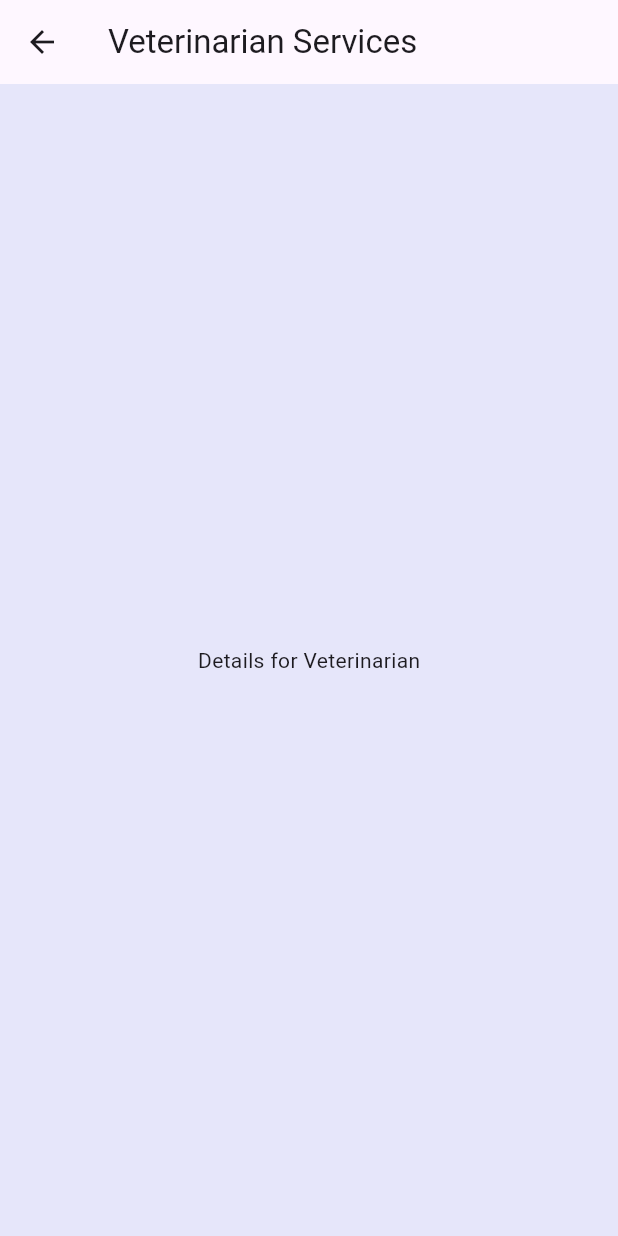
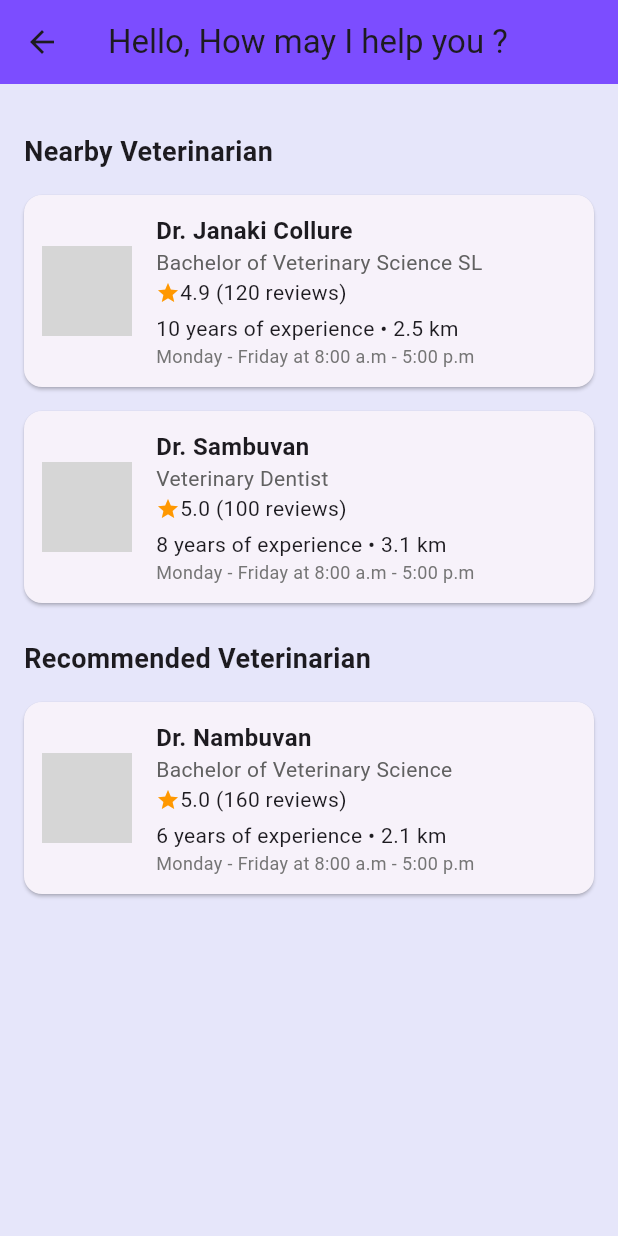
Before and after one commit to M-J-Christina213/scooby_app, a Flutter app: the VeterinarianPage screen opened directly, on a phone screen of 412 x 824 dp. Run offline on Flutter 3.47's test engine with Material 3 defaults, Android fonts, the phone set to English and light mode, and no system bars; our stand-ins replace image_picker, shared_preferences; accounts and stored records are empty; grey boxes are pictures that could not be loaded.

Commit message:
adding services

```diff
--- a/lib/services_page.dart
+++ b/lib/services_page.dart
@@ -1,4 +1,7 @@
 import 'package:flutter/material.dart';
+import 'veterinarian_page.dart';
+import 'grooming_page.dart';
+import 'pet_sitters_page.dart';
 
 class ServicesPage extends StatelessWidget {
   @override
@@ -114,35 +117,3 @@ class ServiceCard extends StatelessWidget {
     );
   }
 }
-
-// --------------------- Placeholder Pages ---------------------
-
-class VeterinarianPage extends StatelessWidget {
-  @override
-  Widget build(BuildContext context) {
-    return Scaffold(
-      appBar: AppBar(title: Text('Veterinarian Services')),
-      body: Center(child: Text('Details for Veterinarian')),
-    );
-  }
-}
-
-class GroomingPage extends StatelessWidget {
-  @override
-  Widget build(BuildContext context) {
-    return Scaffold(
-      appBar: AppBar(title: Text('Grooming Services')),
-      body: Center(child: Text('Details for Grooming')),
-    );
-  }
-}
-
-class PetSittersPage extends StatelessWidget {
-  @override
-  Widget build(BuildContext context) {
-    return Scaffold(
-      appBar: AppBar(title: Text('Pet Sitters Services')),
-      body: Center(child: Text('Details for Pet Sitters')),
-    );
-  }
-}
--- /dev/null
+++ b/lib/veterinarian_page.dart
@@ -0,0 +1,110 @@
+import 'package:flutter/material.dart';
+import 'veterinarian_detail_page.dart'; // Create this file for detail screen
+
+class VeterinarianPage extends StatelessWidget {
+  final List<Map<String, dynamic>> vets = [
+    {
+      'name': 'Dr. Janaki Collure',
+      'qualification': 'Bachelor of Veterinary Science SL',
+      'rating': 4.9,
+      'reviews': 120,
+      'distance': '2.5 km',
+      'experience': '10 years',
+      'schedule': 'Monday - Friday at 8:00 a.m - 5:00 p.m',
+      'image': 'assets/images/janaki.png', // Add your images here
+    },
+    {
+      'name': 'Dr. Sambuvan',
+      'qualification': 'Veterinary Dentist',
+      'rating': 5.0,
+      'reviews': 100,
+      'distance': '3.1 km',
+      'experience': '8 years',
+      'schedule': 'Monday - Friday at 8:00 a.m - 5:00 p.m',
+      'image': 'assets/images/sambuvan.png',
+    },
+    {
+      'name': 'Dr. Nambuvan',
+      'qualification': 'Bachelor of Veterinary Science',
+      'rating': 5.0,
+      'reviews': 160,
+      'distance': '2.1 km',
+      'experience': '6 years',
+      'schedule': 'Monday - Friday at 8:00 a.m - 5:00 p.m',
+      'image': 'assets/images/nambuvan.png',
+    },
+  ];
+
+  @override
+  Widget build(BuildContext context) {
+    return Scaffold(
+      appBar: AppBar(
+        title: Text("Hello, How may I help you ?"),
+        backgroundColor: Colors.deepPurpleAccent,
+      ),
+      body: ListView(
+        padding: const EdgeInsets.all(16.0),
+        children: [
+          _sectionTitle("Nearby Veterinarian"),
+          ...vets.take(2).map((vet) => _vetCard(context, vet)).toList(),
+          _sectionTitle("Recommended Veterinarian"),
+          ...vets.skip(2).map((vet) => _vetCard(context, vet)).toList(),
+        ],
+      ),
+    );
+  }
+
+  Widget _sectionTitle(String title) {
+    return Padding(
+      padding: const EdgeInsets.only(top: 16, bottom: 8),
+      child: Text(
+        title,
+        style: TextStyle(fontSize: 18, fontWeight: FontWeight.bold),
+      ),
+    );
+  }
+
+  Widget _vetCard(BuildContext context, Map<String, dynamic> vet) {
+    return GestureDetector(
+      onTap: () {
+        Navigator.push(
+          context,
+          MaterialPageRoute(builder: (_) => VeterinarianDetailPage(vet: vet)),
+        );
+      },
+      child: Card(
+        margin: EdgeInsets.symmetric(vertical: 8),
+        child: Padding(
+          padding: const EdgeInsets.all(12.0),
+          child: Row(
+            children: [
+              CircleAvatar(
+                backgroundImage: AssetImage(vet['image']),
+                radius: 30,
+              ),
+              SizedBox(width: 16),
+              Expanded(
+                child: Column(
+                  crossAxisAlignment: CrossAxisAlignment.start,
+                  children: [
+                    Text(vet['name'], style: TextStyle(fontSize: 16, fontWeight: FontWeight.bold)),
+                    Text(vet['qualification'], style: TextStyle(color: Colors.grey[700])),
+                    Row(
+                      children: [
+                        Icon(Icons.star, color: Colors.orange, size: 16),
+                        Text('${vet['rating']} (${vet['reviews']} reviews)'),
+                      ],
+                    ),
+                    SizedBox(height: 4),
+                    Text('${vet['experience']} of experience • ${vet['distance']}'),
+                    Text(vet['schedule'], style: TextStyle(fontSize: 12, color: Colors.grey[600])),
+                  ],
+                ),
+              ),
+            ],
+          ),
+        ),
+      ),
+    );
+  }
+}
```
Also changed, not shown: lib/grooming_detail_page.dart (added, +49 -0 lines), lib/grooming_page.dart (added, +95 -0 lines), lib/pet_sitters_page.dart (added, +44 -0 lines), lib/veterinarian_detail_page.dart (added, +49 -0 lines), pubspec.yaml (line endings or trailing spaces).
